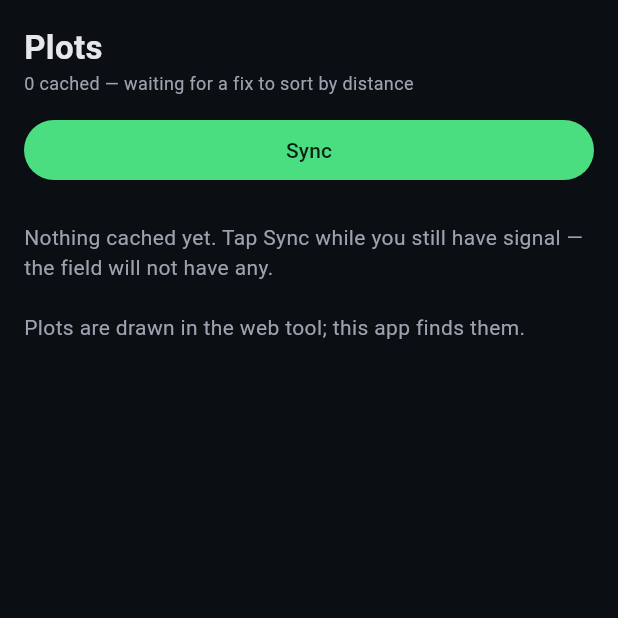
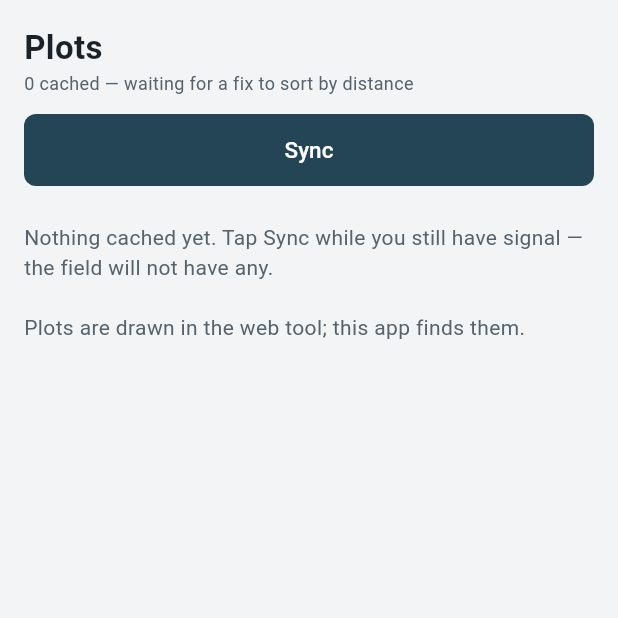
Before and after one commit to Prakhar-30/cropin-plotvizualiser-android, a Flutter app: the screen it shows after launch, on a phone screen of 412 x 824 dp, the top half of it. Run offline on Flutter 3.47's test engine with Material 3 defaults, Android fonts, the phone set to English and light mode, and no system bars; our stand-ins replace camera, permission_handler, sqflite; accounts and stored records are empty.

Commit message:
C1: Cropin Grow theme for planning screens, AR view stays dark

```diff
--- a/lib/app.dart
+++ b/lib/app.dart
@@ -17,7 +17,7 @@ class PlotFinderApp extends StatelessWidget {
   Widget build(BuildContext context) => MaterialApp(
         title: 'Plot Finder',
         debugShowCheckedModeBanner: false,
-        theme: plotFinderTheme(),
+        theme: growTheme(),
         home: PermissionGate(child: _Home(container: container)),
       );
 }
@@ -136,7 +136,12 @@ class _HomeState extends State<_Home> {
 
   void _openAr(String plotId, bool simulated) {
     Navigator.of(context).push(MaterialPageRoute<void>(
-      builder: (_) => ArScreen(container: widget.container, plotId: plotId, simulated: simulated),
+      // The AR view stays dark whatever the rest of the app uses: light chrome
+      // over a daylight camera feed washes the overlay out.
+      builder: (_) => Theme(
+        data: plotFinderTheme(),
+        child: ArScreen(container: widget.container, plotId: plotId, simulated: simulated),
+      ),
     ));
   }
 
--- a/lib/ui/theme.dart
+++ b/lib/ui/theme.dart
@@ -1,4 +1,32 @@
 import 'package:flutter/material.dart';
+
+/// The Cropin Grow look for the planning screens: plot list, plot detail and
+/// the permission gate. Read indoors or in shade before setting off, where a
+/// light, card-based layout is the house style.
+///
+/// Token values are documented in `docs/design/plot-finder/MILESTONES.md`.
+abstract final class GrowColors {
+  static const Color primary = Color(0xFF234556);
+  static const Color primaryDark = Color(0xFF1A3542);
+  static const Color primaryTint = Color(0xFFE3ECF0);
+  static const Color onPrimaryMuted = Color(0xFFC3D2DA);
+  static const Color ground = Color(0xFFF2F4F5);
+  static const Color surface = Color(0xFFFFFFFF);
+  static const Color outline = Color(0xFFDDE3E6);
+  static const Color divider = Color(0xFFE6EBED);
+  static const Color text = Color(0xFF1A2228);
+  static const Color mutedText = Color(0xFF56636C);
+  static const Color success = Color(0xFF2F7D45);
+  static const Color successText = Color(0xFF1F5A31);
+  static const Color successTint = Color(0xFFE8F2EB);
+  static const Color warning = Color(0xFFA15C07);
+  static const Color warningTint = Color(0xFFFDF1DE);
+  static const Color danger = Color(0xFFC62828);
+
+  /// The sketch keeps the dark plate it had: the cyan boundary and amber
+  /// access point were chosen against dark, and read the same in the AR view.
+  static const Color sketchPlate = Color(0xFF1A3542);
+}
 
 /// Dark only. The app is used outdoors in daylight against a camera preview, and
 /// a light chrome would wash the overlay out at exactly the moment it matters.
@@ -13,12 +41,67 @@ abstract final class PlotFinderColors {
   static const Color error = Color(0xFFF87171);
 
   /// Translucent backing for text over the camera preview.
-  static const Color scrim = Color(0xCC0B0F14);
+  static const Color scrim = Color(0xDB0F1A20);
   static const Color mutedText = Color(0xFFB6BEC9);
   static const Color faintText = Color(0xFF8A94A0);
   static const Color warning = Color(0xFFF59E0B);
+
+  /// The AR screen's bottom sheet and its raised controls.
+  static const Color sheet = Color(0xFF0F1A20);
+  static const Color sheetRaised = Color(0xFF1E2B32);
+  static const Color sheetDivider = Color(0xFF23323A);
 }
 
+/// Light Cropin Grow theme for everything outside the AR view.
+ThemeData growTheme() {
+  final scheme = ColorScheme.fromSeed(
+    seedColor: GrowColors.primary,
+    primary: GrowColors.primary,
+    onPrimary: Colors.white,
+    surface: GrowColors.surface,
+    onSurface: GrowColors.text,
+    onSurfaceVariant: GrowColors.mutedText,
+    outline: GrowColors.outline,
+    error: GrowColors.danger,
+  );
+  final buttonShape = RoundedRectangleBorder(borderRadius: BorderRadius.circular(8));
+  const buttonText = TextStyle(fontSize: 15, fontWeight: FontWeight.w500);
+  return ThemeData(
+    colorScheme: scheme,
+    scaffoldBackgroundColor: GrowColors.ground,
+    useMaterial3: true,
+    appBarTheme: const AppBarTheme(
+      backgroundColor: GrowColors.primary,
+      foregroundColor: Colors.white,
+      elevation: 0,
+      titleTextStyle: TextStyle(color: Colors.white, fontSize: 18, fontWeight: FontWeight.w500),
+    ),
+    filledButtonTheme: FilledButtonThemeData(
+      style: FilledButton.styleFrom(
+        backgroundColor: GrowColors.primary,
+        foregroundColor: Colors.white,
+        minimumSize: const Size(0, 48),
+        shape: buttonShape,
+        textStyle: buttonText,
+      ),
+    ),
+    outlinedButtonTheme: OutlinedButtonThemeData(
+      style: OutlinedButton.styleFrom(
+        foregroundColor: GrowColors.primary,
+        minimumSize: const Size(0, 48),
+        side: const BorderSide(color: GrowColors.primary, width: 1.5),
+        shape: buttonShape,
+        textStyle: buttonText,
+      ),
+    ),
+    textButtonTheme: TextButtonThemeData(
+      style: TextButton.styleFrom(foregroundColor: GrowColors.primary, minimumSize: const Size(0, 48)),
+    ),
+    dividerTheme: const DividerThemeData(color: GrowColors.divider, thickness: 1, space: 1),
+  );
+}
+
+/// The dark theme the AR view runs under.
 ThemeData plotFinderTheme() {
   const scheme = ColorScheme.dark(
     primary: PlotFinderColors.primary,
@@ -33,5 +116,20 @@ ThemeData plotFinderTheme() {
     colorScheme: scheme,
     scaffoldBackgroundColor: PlotFinderColors.background,
     useMaterial3: true,
+    appBarTheme: const AppBarTheme(
+      backgroundColor: GrowColors.primary,
+      foregroundColor: Colors.white,
+      elevation: 0,
+    ),
   );
 }
+
+/// White-on-dark primary action used over the camera, like the Grow scanner's
+/// light pill buttons.
+ButtonStyle cameraPrimaryButtonStyle() => FilledButton.styleFrom(
+      backgroundColor: Colors.white,
+      foregroundColor: GrowColors.primaryDark,
+      minimumSize: const Size(0, 48),
+      shape: RoundedRectangleBorder(borderRadius: BorderRadius.circular(8)),
+      textStyle: const TextStyle(fontSize: 15, fontWeight: FontWeight.w500),
+    );
```
